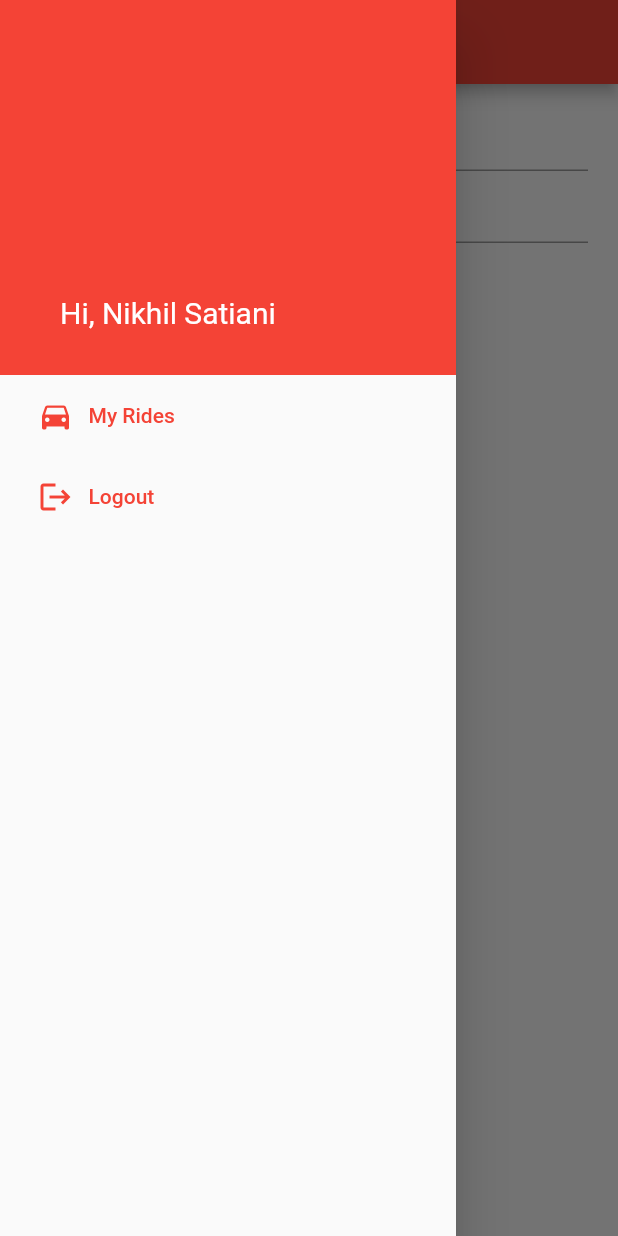
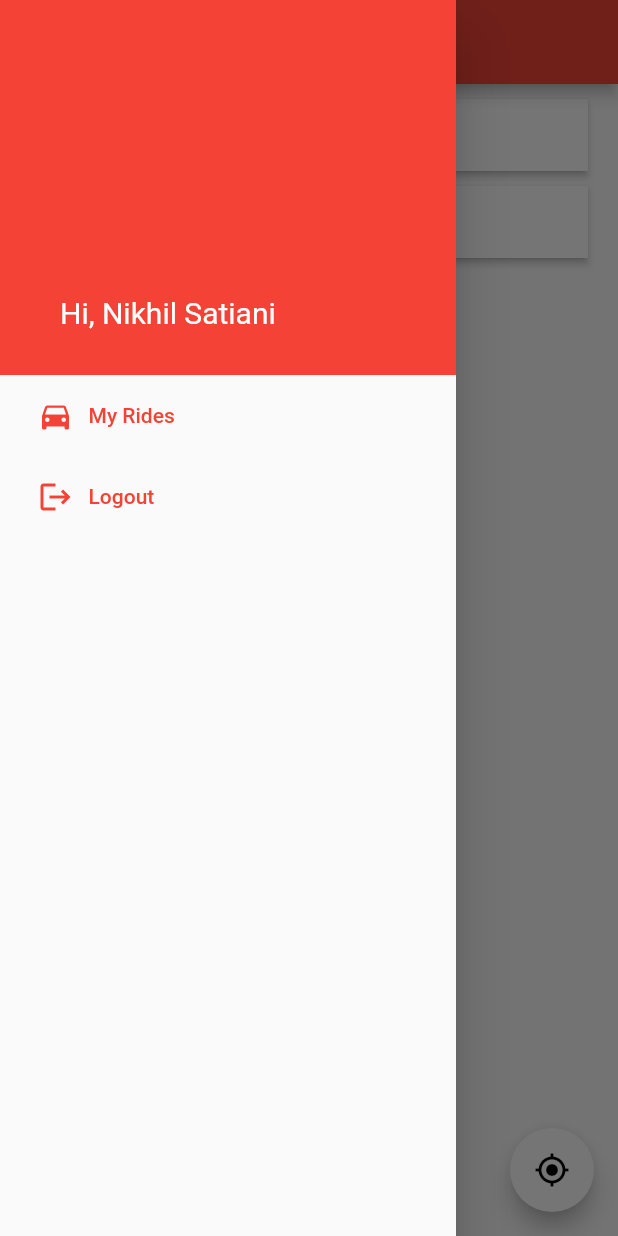
Before and after one commit to nikhils98/airlift-drive-flutter-app, a Flutter app: the SearchLocation screen opened directly, with the side drawer open, on a phone screen of 412 x 824 dp. Run offline on Flutter 3.47's test engine with Material 2 defaults, Android fonts, the phone set to English and light mode, and no system bars; our stand-ins replace geolocator, google_maps_flutter; missing offline and left inert: google_maps_webservice.

Commit message:
search screen map, autocomplete

```diff
--- /dev/null
+++ b/lib/common/google_map_constants.dart
@@ -0,0 +1,9 @@
+import 'package:google_maps_webservice/directions.dart';
+import 'package:google_maps_webservice/geocoding.dart';
+import 'package:google_maps_webservice/places.dart';
+
+const GOOGLE_API_KEY = "AIzaSyBq8tTGKhsGePKqQon9m-ne0ly97JfyIt4";
+
+final geocoding = GoogleMapsGeocoding(apiKey: GOOGLE_API_KEY);
+final places = GoogleMapsPlaces(apiKey: GOOGLE_API_KEY);
+final directions = GoogleMapsDirections(apiKey: GOOGLE_API_KEY);
--- /dev/null
+++ b/lib/ui/common/elevated_text_field.dart
@@ -0,0 +1,40 @@
+import 'package:flutter/material.dart';
+
+class ElevatedTextField extends StatelessWidget {
+
+  const ElevatedTextField({
+    Key key,
+    this.hint = '',
+    this.autoFocus = false,
+    this.readonly = false,
+    this.onTap,
+    this.onChanged,
+    this.focusNode
+  }): super(key: key);
+
+  final String hint;
+  final bool autoFocus, readonly;
+  final Function onTap, onChanged;
+  final FocusNode focusNode;
+
+  @override
+  Widget build(BuildContext context) {
+    return Material(
+      elevation: 2,
+      child: TextField(
+        decoration: InputDecoration(
+          hintText: hint,
+          filled: true,
+          fillColor: Colors.white,
+          border: InputBorder.none
+        ),
+        focusNode: this.focusNode,
+        onTap: this.onTap,
+        onChanged: this.onChanged,
+        readOnly: this.readonly,
+        autofocus: this.autoFocus,
+
+      ),
+    );
+  }
+}
--- a/lib/ui/search_location.dart
+++ b/lib/ui/search_location.dart
@@ -1,6 +1,12 @@
+import 'dart:async';
+import 'dart:math';
+
+import 'package:airlift_drive/common/google_map_constants.dart';
+import 'package:airlift_drive/ui/common/elevated_text_field.dart';
 import 'package:flutter/material.dart';
 import 'package:flutter/cupertino.dart';
 import 'package:geolocator/geolocator.dart';
+import 'package:google_maps_flutter/google_maps_flutter.dart';
 
 import 'common/common_drawer.dart';
 
@@ -11,16 +17,27 @@ class SearchLocation extends StatefulWidget {
 
 class _SearchLocationState extends State<SearchLocation> {
 
+  Position currentLocation;
+  Completer<GoogleMapController> mapController = Completer();
+  final Set<Marker> markers = {};
+  List<String> suggestions = List<String>();
+  FocusNode originFocusNode = FocusNode();
+  FocusNode destinationFocusNode = FocusNode();
+
   @override
   void initState() {
     super.initState();
     this.setCurrentLocation();
   }
 
-  Position currentLocation;
+  onMapCreated(GoogleMapController controller) async {
+    mapController.complete(controller);
+  }
 
   @override
   Widget build(BuildContext context) {
+    bool isCurrentLocationNull = this.currentLocation == null;
+
     return Scaffold(
       appBar: AppBar(
         centerTitle: true,
@@ -32,23 +49,93 @@ class _SearchLocationState extends State<SearchLocation> {
           },
         ),
       ),
+      floatingActionButton: FloatingActionButton(
+        backgroundColor: Colors.white,
+        child: Icon(Icons.my_location_outlined, color: Colors.black,),
+        onPressed: () async {
+          (await mapController.future).animateCamera(CameraUpdate.newLatLng(
+            LatLng(this.currentLocation.latitude, this.currentLocation.longitude)
+          ));
+        },
+      ),
       drawer: CommonDrawer(),
       body: Stack(
+        overflow: Overflow.clip,
         children: [
+          if (isCurrentLocationNull) Container(
+            alignment: Alignment.center,
+            child: CircularProgressIndicator()
+          )
+          else GoogleMap(
+            onMapCreated: this.onMapCreated,
+            initialCameraPosition: CameraPosition(
+              target: LatLng(this.currentLocation.latitude, this.currentLocation.longitude),
+              zoom: 16,
+            ),
+            zoomControlsEnabled: false,
+            markers: this.markers,
+            myLocationEnabled: true,
+            myLocationButtonEnabled: false,
+
+          ),
           Container(
             padding: EdgeInsets.symmetric(vertical:10, horizontal: 20),
             child: Column(
               children: [
-                TextField(
-                  decoration: InputDecoration(
-                      hintText: this.currentLocation == null ? 'Search pick up location' : 'My location'
-                  ),
-                  autofocus: true,
+                ElevatedTextField(
+                  autoFocus: true,
+                  hint: isCurrentLocationNull ?
+                  'Search pick up location' : 'My location',
+                  focusNode: this.originFocusNode,
+                  onChanged: (value) {
+                    suggestions.clear();
+                    places.autocomplete(value, region: "pk").then((value) => {
+                      this.setState(() {
+                        suggestions.addAll(value.predictions.map((e) => e.description));
+                      })
+                    });
+                  },
                 ),
-                TextField(
-                  decoration: InputDecoration(
-                      hintText: 'Search destination'
-                  ),
+                Container(
+                  height: this.originFocusNode.hasFocus ? 200 : 0,
+                  child: ListView.builder(
+                    shrinkWrap: true,
+                    itemCount: this.suggestions.length,
+                    itemBuilder: (BuildContext context, int index) {
+                      return Container(
+                        color: Colors.white,
+                        child: ListTile(
+                          title: Text(suggestions[index])),
+                      );
+                  }),
+                ),
+                Padding(
+                  padding: EdgeInsets.only(top: 10),
+                  child: ElevatedTextField(
+                    hint: 'Search destination',
+                    focusNode: this.destinationFocusNode,
+                    onChanged: (value) {
+                      suggestions.clear();
+                      places.autocomplete(value, region: "pk").then((value) => {
+                        this.setState(() {
+                          suggestions.addAll(value.predictions.map((e) => e.description));
+                        })
+                      });
+                    },
+                  )
+                ),
+                Container(
+                  height: this.destinationFocusNode.hasFocus ? 200 : 0,
+                  child: ListView.builder(
+                      shrinkWrap: true,
+                      itemCount: this.suggestions.length,
+                      itemBuilder: (BuildContext context, int index) {
+                        return Container(
+                          color: Colors.white,
+                          child: ListTile(
+                              title: Text(suggestions[index])),
+                        );
+                      }),
                 ),
               ],
             ),
@@ -59,9 +146,15 @@ class _SearchLocationState extends State<SearchLocation> {
   }
 
   setCurrentLocation() async {
+    //var position = await Geolocator.getLastKnownPosition();
+    //if(position == null)
     var position = await Geolocator.getCurrentPosition(desiredAccuracy: LocationAccuracy.high);
     print('${position.latitude}, ${position.longitude}, ${position.accuracy}');
     this.setState(() {
+      /*this.markers.add(Marker(
+        markerId: MarkerId('${position.latitude}, ${position.longitude}'),
+        position: LatLng(position.latitude, position.longitude),
+      ));*/
       this.currentLocation = position;
     });
   }
--- a/pubspec.yaml
+++ b/pubspec.yaml
@@ -31,6 +31,7 @@ dependencies:
   http: ^0.12.2
   geolocator: ^6.1.14
   google_maps_flutter: ^1.1.1
+  google_maps_webservice: ^0.0.19
 
 dev_dependencies:
   flutter_test:
```
Also changed, not shown: lib/ui/common/padded_text_field.dart (deleted, +0 -8 lines), lib/ui/home.dart (+5 -6 lines), pubspec.lock, 1 other file.
